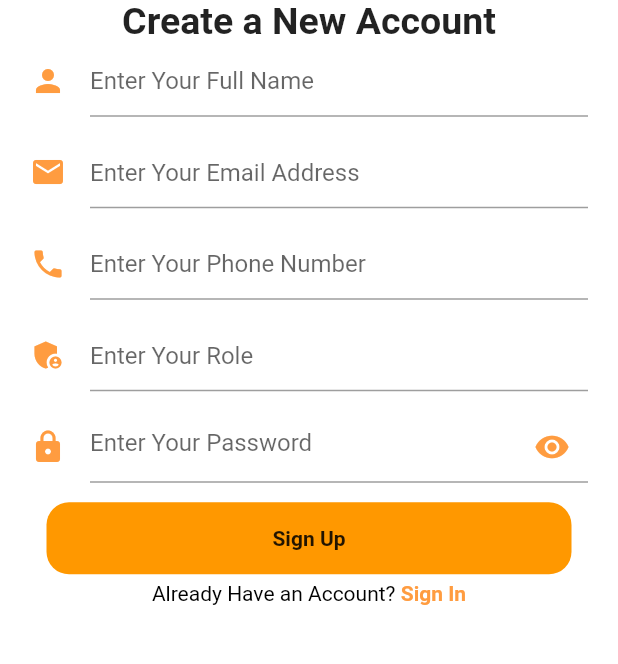
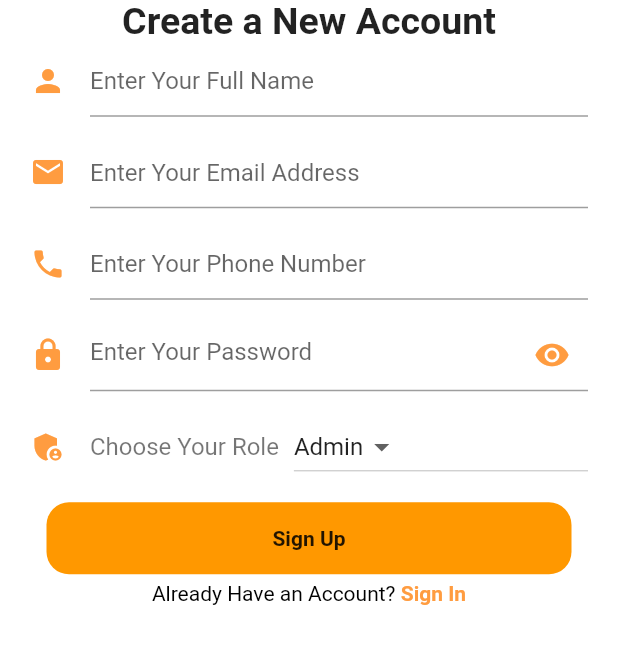
Before and after one commit to syamimiamirah/Kidz-Emporium, a Flutter app: the SignUpScreen screen opened directly, after a tap on "Sign Up", on a phone screen of 412 x 824 dp, the part 371-1035 px from its top. Run offline on Flutter 3.47's test engine with Material 2 defaults, Android fonts, the phone set to English and light mode, and no system bars; our stand-ins replace fluttertoast; network calls fail.

Commit message:
Update signup.dart
role has a dropdown button to choose the option

```diff
--- a/lib/Screens/signup.dart
+++ b/lib/Screens/signup.dart
@@ -13,12 +13,18 @@ class SignUpScreen extends StatefulWidget{
 }
 
 class _SignUpState extends State<SignUpScreen>{
+  var options= [
+  'Admin',
+  'Parent',
+  ];
+  var currentItemSelected = "Admin";
+  var role = "Admin";
 
   TextEditingController name = TextEditingController();
   TextEditingController email = TextEditingController();
   TextEditingController password = TextEditingController();
   TextEditingController phone = TextEditingController();
-  TextEditingController role = TextEditingController();
+  //TextEditingController role = TextEditingController();
 
   Future register(BuildContext cont) async{
     var url = Uri.http("192.168.0.111", '/kidz_emporium/register.php', {'q': '{http}'});
@@ -27,14 +33,24 @@ class _SignUpState extends State<SignUpScreen>{
       "email" : email.text,
       "password": password.text,
       "phone": phone.text,
-      "role": role.text,
+      "role": role,
     });
     var data = json.decode(response.body);
     if(data == "Success"){
+      Fluttertoast.showToast(
+        msg: 'Registration Successful',
+        backgroundColor: kPrimaryColor,
+        textColor: Colors.black,
+        toastLength: Toast.LENGTH_SHORT,
+      );
       Navigator.push(context, MaterialPageRoute(builder: (context)=> HomePage(),),);
     }else{
       Fluttertoast.showToast(
-          msg: 'User already exist');
+        msg: 'User already exist',
+        backgroundColor: Colors.red,
+        textColor: Colors.black,
+        toastLength: Toast.LENGTH_SHORT,
+      );
     }
   }
 
@@ -149,17 +165,19 @@ class _SignUpState extends State<SignUpScreen>{
                               Padding(
                                 padding: const EdgeInsets.only(right: 16),
                                 child: Icon(
-                                  Icons.admin_panel_settings,
+                                  Icons.lock,
                                   color: kPrimaryColor,
                                 ),
                               ),
                               Expanded(
                                   child: TextField(
-                                      controller: role,
+                                    controller: password,
+                                      obscureText: true,
                                       decoration: InputDecoration(
-                                          hintText: "Enter Your Role"
-                                      )
-                                  )
+                                          hintText: "Enter Your Password",
+                                              suffixIcon: Icon(Icons.visibility, color: kPrimaryColor)
+                                      ),
+                                  ),
                               ),
                             ],
                           ),
@@ -172,18 +190,35 @@ class _SignUpState extends State<SignUpScreen>{
                               Padding(
                                 padding: const EdgeInsets.only(right: 16),
                                 child: Icon(
-                                  Icons.lock,
+                                  Icons.admin_panel_settings,
                                   color: kPrimaryColor,
                                 ),
                               ),
+                              Text("Choose Your Role", style: TextStyle(
+                                fontSize: 16,
+                                color: Colors.black54,
+                              ),
+                              ),
+                              Padding(
+                                padding: EdgeInsets.only(right: 10),
+                              ),
                               Expanded(
-                                  child: TextField(
-                                    controller: password,
-                                      obscureText: true,
-                                      decoration: InputDecoration(
-                                          hintText: "Enter Your Password",
-                                              suffixIcon: Icon(Icons.visibility, color: kPrimaryColor)
-                                      ),
+                                child: DropdownButton(
+                                  isExpanded: false,
+                                  //hint: const Text("Choose your role"),
+                                  items: options.map((String dropDownStringItem){
+                                    return DropdownMenuItem(
+                                      value: dropDownStringItem,
+                                      child: Text(dropDownStringItem),
+                                    );
+                                  }).toList(),
+                                  onChanged: (newValueSelected){
+                                    setState((){
+                                      currentItemSelected = newValueSelected!;
+                                      role = newValueSelected;
+                                    });
+                                  },
+                                  value: currentItemSelected,
                                 ),
                               ),
                             ],
```
Lines whose indentation alone changed are shown as unchanged.
